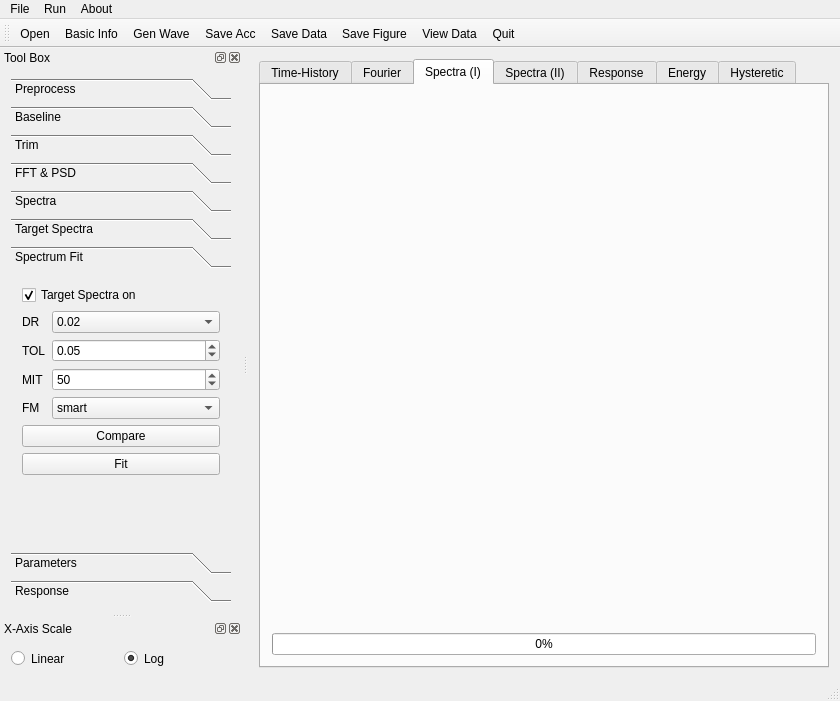
Qt form EQSignal/mainwindow.ui (Panchatantra/EQSignal) before a commit.
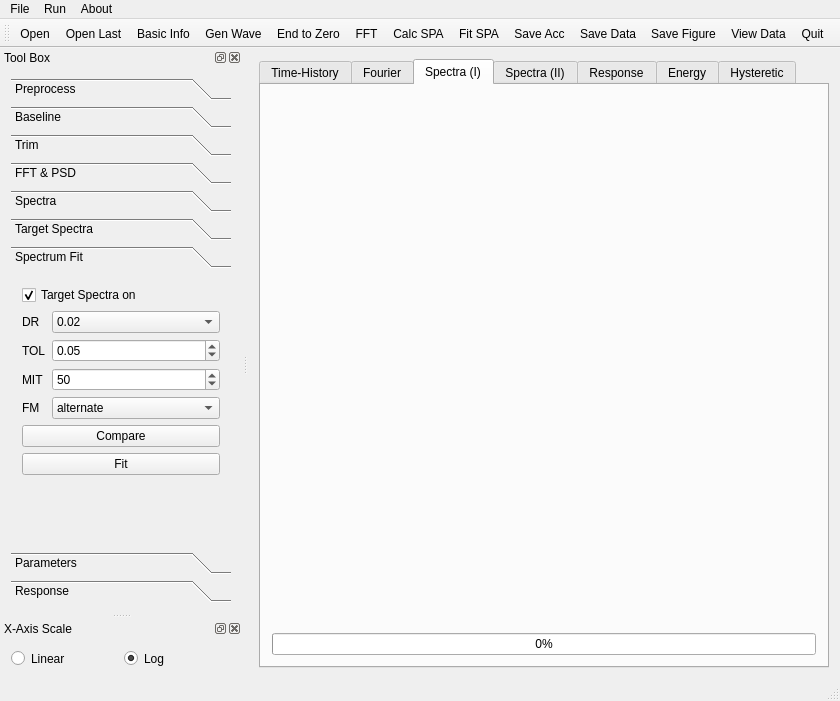
The same form after that commit. The open tabs and pages were chosen to show the change. Icons and pictures are not drawn. Custom widgets are drawn as their Qt base class.

Diff of the .ui file:
```diff
--- a/EQSignal/mainwindow.ui
+++ b/EQSignal/mainwindow.ui
@@ -1247,8 +1247,8 @@
          <rect>
           <x>0</x>
           <y>0</y>
-          <width>209</width>
-          <height>250</height>
+          <width>222</width>
+          <height>287</height>
          </rect>
         </property>
         <attribute name="label">
@@ -1377,7 +1377,7 @@
            </item>
            <item>
             <property name="text">
-             <string>smart</string>
+             <string>alternate</string>
             </property>
            </item>
           </widget>
@@ -1818,8 +1818,13 @@
     <bool>false</bool>
    </attribute>
    <addaction name="actionOpen"/>
+   <addaction name="actionOpenLast"/>
    <addaction name="actionBasicInfo"/>
    <addaction name="actionGenWave"/>
+   <addaction name="actionEndtoZero"/>
+   <addaction name="actionFFT"/>
+   <addaction name="actionCalcSPA"/>
+   <addaction name="actionFitSPA"/>
    <addaction name="actionSaveAcc"/>
    <addaction name="actionSaveData"/>
    <addaction name="actionSaveFig"/>
```
Left out of the diff: 54 changed lines with no effect on the pictures.
